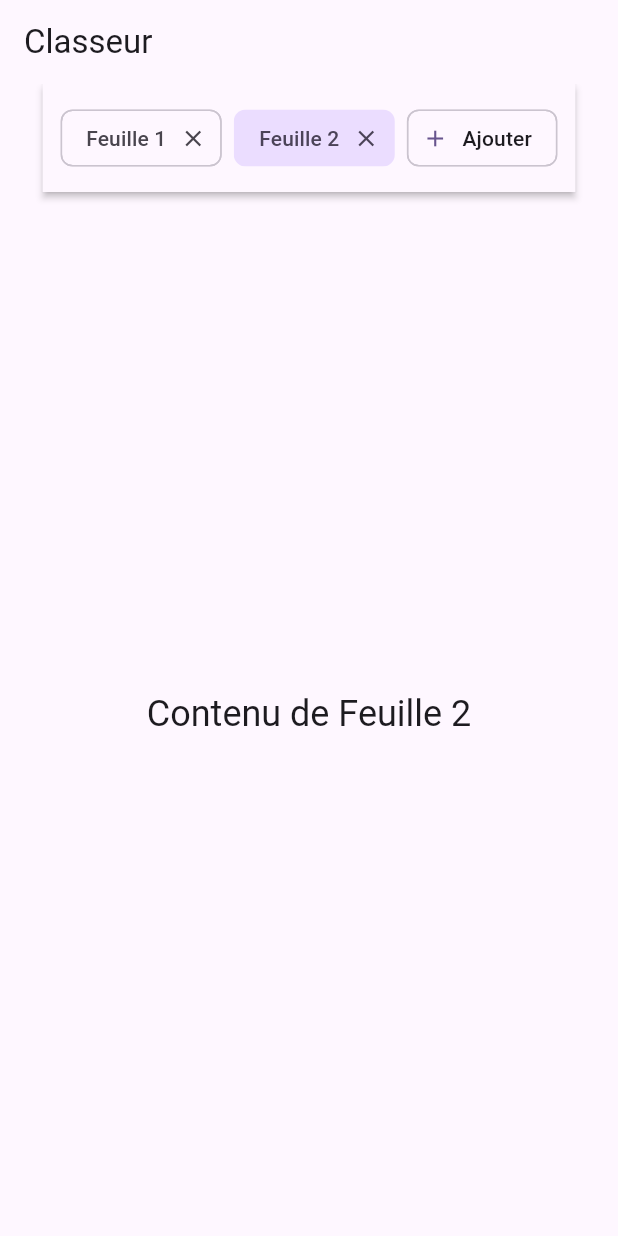
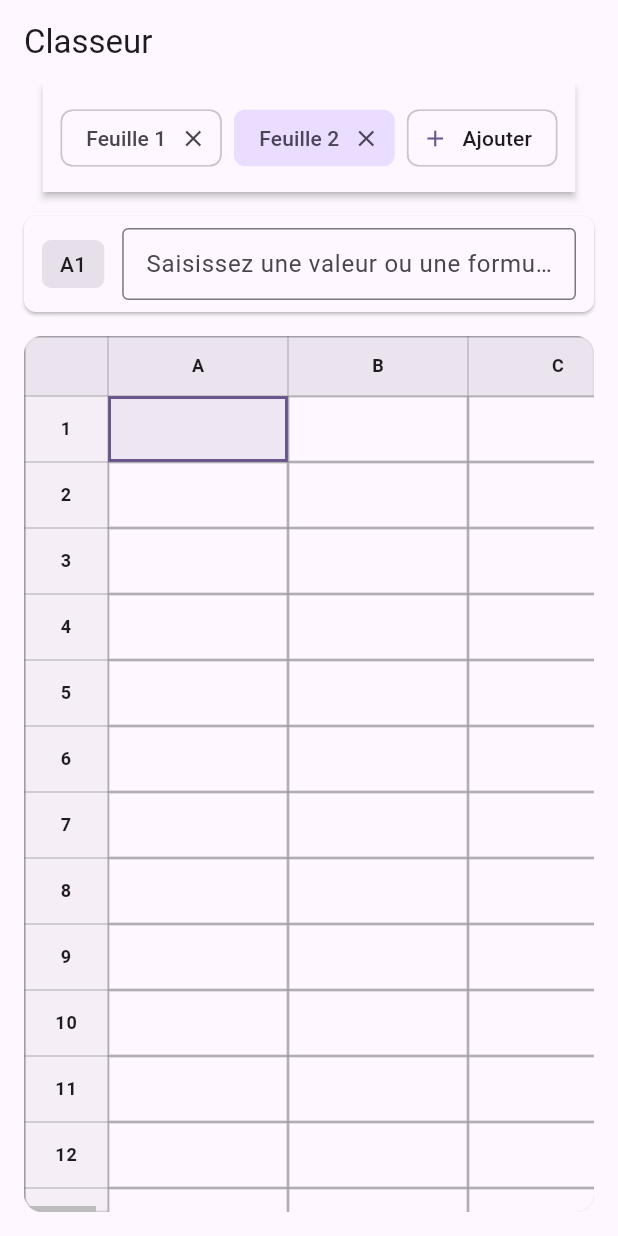
Before and after one commit to cbCielblanc/flutter_application_1, a Flutter app: the screen it shows after launch, after a tap on "Ajouter", on a phone screen of 412 x 824 dp. Run offline on Flutter 3.47's test engine with Material 3 defaults, Android fonts, the phone set to English and light mode, and no system bars; our stand-ins replace csv.

Commit message:
Add sheet grid widget with selection state and formula bar

```diff
--- /dev/null
+++ b/lib/presentation/widgets/formula_bar.dart
@@ -0,0 +1,115 @@
+import 'package:flutter/material.dart';
+
+import '../../state/sheet_selection_state.dart';
+
+class FormulaBar extends StatefulWidget {
+  const FormulaBar({super.key, required this.selectionState});
+
+  final SheetSelectionState selectionState;
+
+  @override
+  State<FormulaBar> createState() => _FormulaBarState();
+}
+
+class _FormulaBarState extends State<FormulaBar> {
+  late final TextEditingController _controller;
+  String? _lastCellLabel;
+  bool _lastIsEnabled = false;
+
+  @override
+  void initState() {
+    super.initState();
+    _controller = TextEditingController();
+    widget.selectionState.addListener(_handleSelectionChanged);
+    _syncController();
+  }
+
+  @override
+  void didUpdateWidget(covariant FormulaBar oldWidget) {
+    super.didUpdateWidget(oldWidget);
+    if (widget.selectionState != oldWidget.selectionState) {
+      oldWidget.selectionState.removeListener(_handleSelectionChanged);
+      widget.selectionState.addListener(_handleSelectionChanged);
+      _syncController();
+    }
+  }
+
+  @override
+  void dispose() {
+    widget.selectionState.removeListener(_handleSelectionChanged);
+    _controller.dispose();
+    super.dispose();
+  }
+
+  void _handleSelectionChanged() {
+    if (!mounted) {
+      return;
+    }
+    _syncController();
+  }
+
+  void _syncController() {
+    final currentValue = widget.selectionState.editingValue;
+    if (_controller.text != currentValue) {
+      _controller
+        ..text = currentValue
+        ..selection = TextSelection.collapsed(offset: currentValue.length);
+    }
+    final selectionState = widget.selectionState;
+    final newLabel = selectionState.activeCellLabel;
+    final newIsEnabled = selectionState.activeCell != null;
+    final shouldRebuild =
+        newLabel != _lastCellLabel || newIsEnabled != _lastIsEnabled;
+    _lastCellLabel = newLabel;
+    _lastIsEnabled = newIsEnabled;
+    if (shouldRebuild) {
+      setState(() {});
+    }
+  }
+
+  @override
+  Widget build(BuildContext context) {
+    final selectionState = widget.selectionState;
+    final cellLabel = selectionState.activeCellLabel ?? '--';
+    final isEnabled = selectionState.activeCell != null;
+
+    return Material(
+      elevation: 1,
+      borderRadius: BorderRadius.circular(8),
+      color: Theme.of(context).colorScheme.surface,
+      child: Padding(
+        padding: const EdgeInsets.symmetric(horizontal: 12, vertical: 8),
+        child: Row(
+          children: [
+            Container(
+              padding: const EdgeInsets.symmetric(horizontal: 12, vertical: 6),
+              decoration: BoxDecoration(
+                color: Theme.of(context).colorScheme.surfaceVariant,
+                borderRadius: BorderRadius.circular(6),
+              ),
+              child: Text(
+                cellLabel,
+                style: Theme.of(context).textTheme.labelLarge,
+              ),
+            ),
+            const SizedBox(width: 12),
+            Expanded(
+              child: TextField(
+                controller: _controller,
+                enabled: isEnabled,
+                decoration: const InputDecoration(
+                  hintText: 'Saisissez une valeur ou une formule…',
+                  border: OutlineInputBorder(),
+                  isDense: true,
+                ),
+                onChanged: selectionState.updateEditingValue,
+                onSubmitted: (_) => selectionState.commitEditingValue(),
+                onEditingComplete: selectionState.commitEditingValue,
+              ),
+            ),
+          ],
+        ),
+      ),
+    );
+  }
+}
--- /dev/null
+++ b/lib/presentation/widgets/sheet_grid.dart
@@ -0,0 +1,231 @@
+import 'package:flutter/material.dart';
+
+import '../../state/sheet_selection_state.dart';
+
+class SheetGrid extends StatefulWidget {
+  const SheetGrid({
+    super.key,
+    required this.selectionState,
+    this.rowCount = 50,
+    this.columnCount = 26,
+    this.cellWidth = 120,
+    this.cellHeight = 44,
+  });
+
+  final SheetSelectionState selectionState;
+  final int rowCount;
+  final int columnCount;
+  final double cellWidth;
+  final double cellHeight;
+
+  @override
+  State<SheetGrid> createState() => _SheetGridState();
+}
+
+class _SheetGridState extends State<SheetGrid> {
+  late final ScrollController _horizontalController;
+  late final ScrollController _verticalController;
+
+  @override
+  void initState() {
+    super.initState();
+    _horizontalController = ScrollController();
+    _verticalController = ScrollController();
+    _ensureInitialSelection();
+  }
+
+  @override
+  void didUpdateWidget(covariant SheetGrid oldWidget) {
+    super.didUpdateWidget(oldWidget);
+    if (widget.selectionState != oldWidget.selectionState) {
+      _ensureInitialSelection();
+    }
+  }
+
+  void _ensureInitialSelection() {
+    if (widget.selectionState.activeCell == null &&
+        widget.rowCount > 0 &&
+        widget.columnCount > 0) {
+      WidgetsBinding.instance.addPostFrameCallback((_) {
+        if (!mounted) {
+          return;
+        }
+        widget.selectionState.selectCell(const CellPosition(0, 0));
+      });
+    }
+  }
+
+  @override
+  void dispose() {
+    _horizontalController.dispose();
+    _verticalController.dispose();
+    super.dispose();
+  }
+
+  @override
+  Widget build(BuildContext context) {
+    final theme = Theme.of(context);
+    final selectionState = widget.selectionState;
+    final columnCount = widget.columnCount + 1; // extra column for row headers
+    final rowCount = widget.rowCount + 1; // extra row for column headers
+
+    return Scrollbar(
+      controller: _horizontalController,
+      thumbVisibility: true,
+      child: SingleChildScrollView(
+        controller: _horizontalController,
+        scrollDirection: Axis.horizontal,
+        child: SizedBox(
+          width: widget.cellWidth * widget.columnCount + _headerColumnWidth,
+          child: Scrollbar(
+            controller: _verticalController,
+            thumbVisibility: true,
+            child: SingleChildScrollView(
+              controller: _verticalController,
+              scrollDirection: Axis.vertical,
+              child: AnimatedBuilder(
+                animation: selectionState,
+                builder: (context, _) {
+                  return Table(
+                    border: TableBorder.symmetric(
+                      inside: BorderSide(color: theme.dividerColor.withOpacity(0.4)),
+                      outside: BorderSide(color: theme.dividerColor.withOpacity(0.6)),
+                    ),
+                    columnWidths: <int, TableColumnWidth>{
+                      0: const FixedColumnWidth(_headerColumnWidth),
+                      for (var i = 1; i < columnCount; i++)
+                        i: FixedColumnWidth(widget.cellWidth),
+                    },
+                    defaultVerticalAlignment: TableCellVerticalAlignment.middle,
+                    children: List<TableRow>.generate(rowCount, (rowIndex) {
+                      return TableRow(
+                        decoration: BoxDecoration(
+                          color: rowIndex == 0
+                              ? theme.colorScheme.surfaceVariant.withOpacity(0.6)
+                              : null,
+                        ),
+                        children: List<Widget>.generate(columnCount, (columnIndex) {
+                          if (rowIndex == 0 && columnIndex == 0) {
+                            return _HeaderCell(
+                              content: '',
+                              backgroundColor:
+                                  theme.colorScheme.surfaceVariant.withOpacity(0.6),
+                            );
+                          }
+                          if (rowIndex == 0) {
+                            final label = CellPosition.columnLabel(columnIndex - 1);
+                            return _HeaderCell(
+                              content: label,
+                              backgroundColor:
+                                  theme.colorScheme.surfaceVariant.withOpacity(0.6),
+                            );
+                          }
+                          if (columnIndex == 0) {
+                            return _HeaderCell(
+                              content: rowIndex.toString(),
+                              height: widget.cellHeight,
+                              backgroundColor:
+                                  theme.colorScheme.surfaceVariant.withOpacity(0.4),
+                            );
+                          }
+                          final position = CellPosition(rowIndex - 1, columnIndex - 1);
+                          final value = selectionState.valueFor(position);
+                          final isActive = selectionState.activeCell == position;
+                          return _DataCell(
+                            value: value,
+                            isActive: isActive,
+                            height: widget.cellHeight,
+                            onTap: () {
+                              selectionState.commitEditingValue();
+                              selectionState.selectCell(position);
+                            },
+                          );
+                        }),
+                      );
+                    }),
+                  );
+                },
+              ),
+            ),
+          ),
+        ),
+      ),
+    );
+  }
+}
+
+const double _headerColumnWidth = 56;
+
+class _HeaderCell extends StatelessWidget {
+  const _HeaderCell({
+    required this.content,
+    this.height = _headerHeight,
+    this.backgroundColor,
+  });
+
+  final String content;
+  final double height;
+  final Color? backgroundColor;
+
+  @override
+  Widget build(BuildContext context) {
+    final theme = Theme.of(context);
+    return Container(
+      alignment: Alignment.center,
+      height: height,
+      color: backgroundColor ?? theme.colorScheme.surfaceVariant.withOpacity(0.6),
+      child: Text(
+        content,
+        style: theme.textTheme.labelMedium?.copyWith(fontWeight: FontWeight.w600),
+      ),
+    );
+  }
+}
+
+class _DataCell extends StatelessWidget {
+  const _DataCell({
+    required this.value,
+    required this.isActive,
+    required this.height,
+    required this.onTap,
+  });
+
+  final String value;
+  final bool isActive;
+  final double height;
+  final VoidCallback onTap;
+
+  @override
+  Widget build(BuildContext context) {
+    final theme = Theme.of(context);
+    final backgroundColor = isActive
+        ? theme.colorScheme.primary.withOpacity(0.1)
+        : theme.colorScheme.surface;
+    final borderColor = isActive
+        ? theme.colorScheme.primary
+        : theme.dividerColor.withOpacity(0.4);
+
+    return MouseRegion(
+      cursor: SystemMouseCursors.click,
+      child: GestureDetector(
+        onTap: onTap,
+        child: Container(
+          alignment: Alignment.centerLeft,
+          padding: const EdgeInsets.symmetric(horizontal: 12, vertical: 6),
+          height: height,
+          decoration: BoxDecoration(
+            color: backgroundColor,
+            border: Border.all(color: borderColor, width: isActive ? 2 : 1),
+          ),
+          child: Text(
+            value,
+            style: theme.textTheme.bodyMedium,
+            overflow: TextOverflow.ellipsis,
+          ),
+        ),
+      ),
+    );
+  }
+}
+
+const double _headerHeight = 40;
--- a/lib/presentation/workbook_navigator.dart
+++ b/lib/presentation/workbook_navigator.dart
@@ -1,5 +1,8 @@
 import 'package:flutter/material.dart';
 
+import '../state/sheet_selection_state.dart';
+import 'widgets/formula_bar.dart';
+import 'widgets/sheet_grid.dart';
 import 'widgets/sheet_tab_bar.dart';
 
 class WorkbookNavigator extends StatefulWidget {
@@ -24,11 +27,15 @@ class WorkbookNavigator extends StatefulWidget {
 
 class _WorkbookNavigatorState extends State<WorkbookNavigator> {
   late final PageController _pageController;
+  final Map<String, SheetSelectionState> _selectionStates =
+      <String, SheetSelectionState>{};
+  late int _currentPageIndex;
 
   @override
   void initState() {
     super.initState();
     _pageController = PageController(initialPage: widget.selectedSheetIndex);
+    _currentPageIndex = widget.selectedSheetIndex;
   }
 
   @override
@@ -36,6 +43,13 @@ class _WorkbookNavigatorState extends State<WorkbookNavigator> {
     super.didUpdateWidget(oldWidget);
     if (widget.selectedSheetIndex != oldWidget.selectedSheetIndex) {
       _jumpToSheet(widget.selectedSheetIndex);
+      _currentPageIndex = widget.selectedSheetIndex;
+    }
+    final removedSheets = oldWidget.sheets
+        .where((sheet) => !widget.sheets.contains(sheet))
+        .toList();
+    for (final sheet in removedSheets) {
+      _selectionStates.remove(sheet)?.dispose();
     }
   }
 
@@ -61,7 +75,48 @@ class _WorkbookNavigatorState extends State<WorkbookNavigator> {
   @override
   void dispose() {
     _pageController.dispose();
+    for (final state in _selectionStates.values) {
+      state.dispose();
+    }
     super.dispose();
+  }
+
+  SheetSelectionState _stateForSheet(String sheetName) {
+    return _selectionStates.putIfAbsent(sheetName, SheetSelectionState.new);
+  }
+
+  void _commitEditsForSheet(String sheetName) {
+    final state = _selectionStates[sheetName];
+    state?.commitEditingValue();
+  }
+
+  void _handleSelectSheet(int index) {
+    final sheets = widget.sheets;
+    if (index < 0 || index >= sheets.length) {
+      return;
+    }
+    if (_currentPageIndex >= 0 && _currentPageIndex < sheets.length) {
+      _commitEditsForSheet(sheets[_currentPageIndex]);
+    }
+    widget.onSheetSelected(index);
+  }
+
+  void _handleAddSheet() {
+    final sheets = widget.sheets;
+    if (_currentPageIndex >= 0 && _currentPageIndex < sheets.length) {
+      _commitEditsForSheet(sheets[_currentPageIndex]);
+    }
+    widget.onAddSheet();
+  }
+
+  void _handleRemoveSheet(int index) {
+    final sheets = widget.sheets;
+    if (index < 0 || index >= sheets.length) {
+      return;
+    }
+    final sheetName = sheets[index];
+    _selectionStates.remove(sheetName)?.dispose();
+    widget.onRemoveSheet(index);
   }
 
   @override
@@ -72,9 +127,9 @@ class _WorkbookNavigatorState extends State<WorkbookNavigator> {
         SheetTabBar(
           sheets: sheets,
           selectedIndex: widget.selectedSheetIndex,
-          onSelectSheet: widget.onSheetSelected,
-          onAddSheet: widget.onAddSheet,
-          onRemoveSheet: widget.onRemoveSheet,
+          onSelectSheet: _handleSelectSheet,
+          onAddSheet: _handleAddSheet,
+          onRemoveSheet: _handleRemoveSheet,
         ),
         Expanded(
           child: sheets.isEmpty
@@ -82,12 +137,44 @@ class _WorkbookNavigatorState extends State<WorkbookNavigator> {
               : PageView.builder(
                   controller: _pageController,
                   itemCount: sheets.length,
-                  onPageChanged: widget.onSheetSelected,
+                  onPageChanged: (index) {
+                    if (_currentPageIndex >= 0 &&
+                        _currentPageIndex < sheets.length) {
+                      _commitEditsForSheet(sheets[_currentPageIndex]);
+                    }
+                    _currentPageIndex = index;
+                    widget.onSheetSelected(index);
+                  },
                   itemBuilder: (context, index) {
-                    return Center(
-                      child: Text(
-                        'Contenu de ${sheets[index]}',
-                        style: Theme.of(context).textTheme.headlineSmall,
+                    final sheetName = sheets[index];
+                    final selectionState = _stateForSheet(sheetName);
+                    return Padding(
+                      padding: const EdgeInsets.all(16),
+                      child: Column(
+                        crossAxisAlignment: CrossAxisAlignment.stretch,
+                        children: [
+                          FormulaBar(selectionState: selectionState),
+                          const SizedBox(height: 16),
+                          Expanded(
+                            child: DecoratedBox(
+                              decoration: BoxDecoration(
+                                borderRadius: BorderRadius.circular(12),
+                                color: Theme.of(context).colorScheme.surface,
+                                border: Border.all(
+                                  color: Theme.of(context)
+                                      .dividerColor
+                                      .withOpacity(0.4),
+                                ),
+                              ),
+                              child: ClipRRect(
+                                borderRadius: BorderRadius.circular(12),
+                                child: SheetGrid(
+                                  selectionState: selectionState,
+                                ),
+                              ),
+                            ),
+                          ),
+                        ],
                       ),
                     );
                   },
--- /dev/null
+++ b/lib/state/sheet_selection_state.dart
@@ -0,0 +1,118 @@
+import 'package:flutter/foundation.dart';
+
+/// Represents the zero-based position of a cell in the sheet grid.
+@immutable
+class CellPosition {
+  const CellPosition(this.row, this.column)
+      : assert(row >= 0, 'row must be >= 0'),
+        assert(column >= 0, 'column must be >= 0');
+
+  final int row;
+  final int column;
+
+  String get label => _columnLabel(column) + (row + 1).toString();
+
+  @override
+  bool operator ==(Object other) {
+    if (identical(this, other)) {
+      return true;
+    }
+    return other is CellPosition && other.row == row && other.column == column;
+  }
+
+  @override
+  int get hashCode => Object.hash(row, column);
+
+  static String _columnLabel(int columnIndex) {
+    const letters = 'ABCDEFGHIJKLMNOPQRSTUVWXYZ';
+    final buffer = StringBuffer();
+    var index = columnIndex;
+    do {
+      final quotient = index ~/ letters.length;
+      final remainder = index % letters.length;
+      buffer.write(letters[remainder]);
+      index = quotient - 1;
+    } while (index >= 0);
+    return buffer.toString().split('').reversed.join();
+  }
+
+  static String columnLabel(int columnIndex) => _columnLabel(columnIndex);
+}
+
+/// Manages the currently selected cell and the value being edited for a sheet.
+class SheetSelectionState extends ChangeNotifier {
+  CellPosition? get activeCell => _activeCell;
+  CellPosition? _activeCell;
+
+  String get editingValue => _editingValue;
+  String _editingValue = '';
+
+  String? get activeCellLabel => _activeCell?.label;
+
+  final Map<CellPosition, String> _cellValues = <CellPosition, String>{};
+
+  /// Returns the persisted value for [position], or an empty string when unset.
+  String valueFor(CellPosition position) => _cellValues[position] ?? '';
+
+  /// Updates the current editing value without committing it to the sheet.
+  void updateEditingValue(String value) {
+    if (value == _editingValue) {
+      return;
+    }
+    _editingValue = value;
+    notifyListeners();
+  }
+
+  /// Selects a new [position] and loads its persisted value into the editor.
+  void selectCell(CellPosition position) {
+    final didWrite = _writeEditingValueToActiveCell();
+    final previousActive = _activeCell;
+    _activeCell = position;
+
+    final newEditingValue = valueFor(position);
+    final didChangeEditingValue = _editingValue != newEditingValue;
+    _editingValue = newEditingValue;
+
+    if (didWrite || previousActive != position || didChangeEditingValue) {
+      notifyListeners();
+    }
+  }
+
+  /// Commits the current editing value into the active cell, if any.
+  void commitEditingValue() {
+    if (_writeEditingValueToActiveCell()) {
+      notifyListeners();
+    }
+  }
+
+  /// Clears the current selection and editing value.
+  void clearSelection() {
+    final hadSelection = _activeCell != null || _editingValue.isNotEmpty;
+    final didWrite = _writeEditingValueToActiveCell();
+    _activeCell = null;
+    _editingValue = '';
+    if (hadSelection || didWrite) {
+      notifyListeners();
+    }
+  }
+
+  bool _writeEditingValueToActiveCell() {
+    final active = _activeCell;
+    if (active == null) {
+      return false;
+    }
+    final currentValue = _cellValues[active];
+    if (_editingValue.isEmpty) {
+      if (currentValue == null) {
+        return false;
+      }
+      _cellValues.remove(active);
+      return true;
+    }
+    if (currentValue == _editingValue) {
+      return false;
+    }
+    _cellValues[active] = _editingValue;
+    return true;
+  }
+}
```
